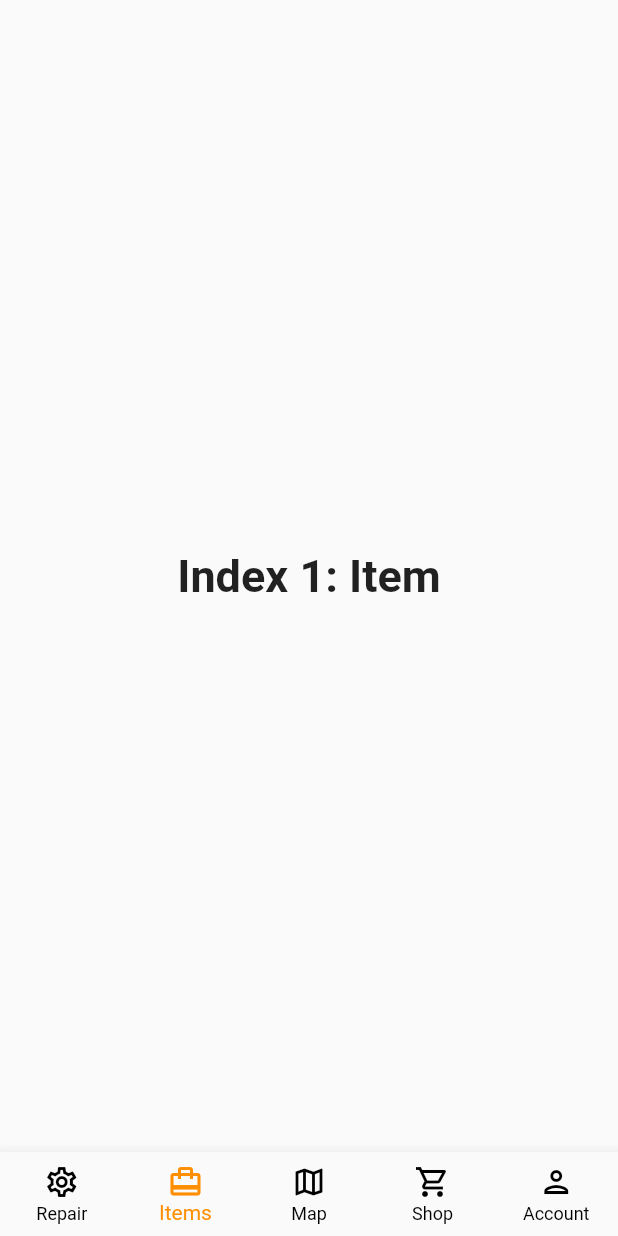
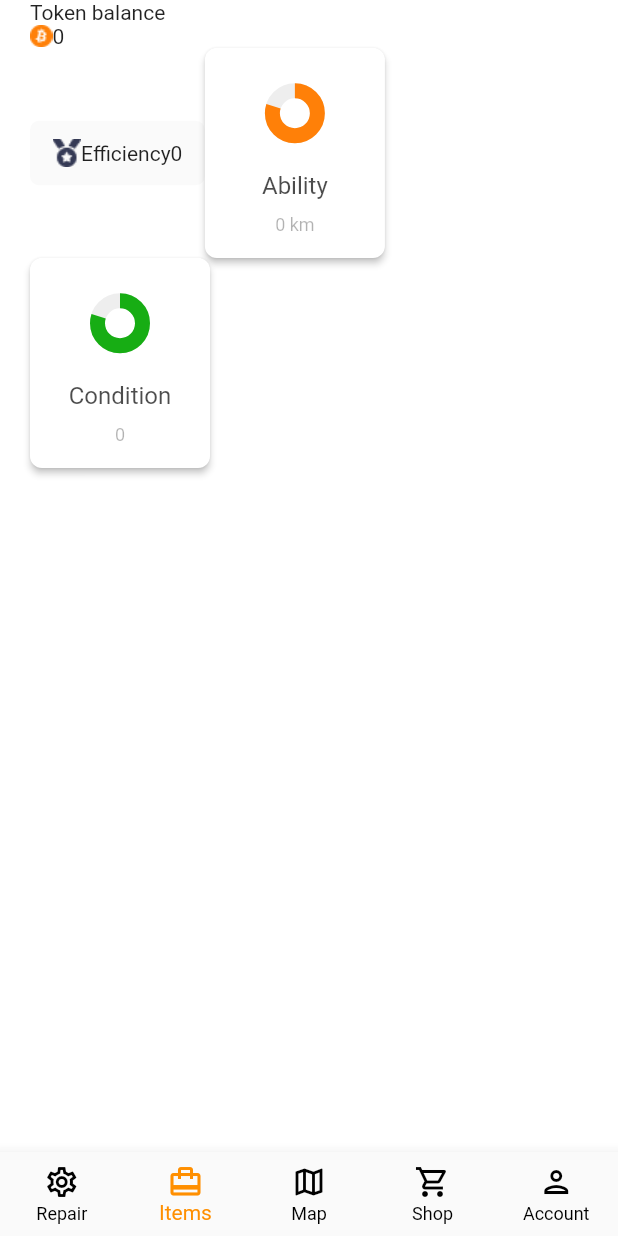
Before and after one commit to takayatomose/travel-token-mobile, a Flutter app: the MyStatefulWidget screen opened directly, item 2 of the bottom bar chosen, on a phone screen of 412 x 824 dp. Run offline on Flutter 3.47's test engine with Material 2 defaults, Android fonts, the light colour scheme and no system bars; drawn by our look-alikes of percent_indicator; our stand-ins replace bloc, firebase_core, firebase_crashlytics, flutter_bloc, flutter_dotenv, flutter_map and 5 more; missing offline and left inert: app_settings, flutter_map_marker_cluster, http_interceptor; accounts and stored records are empty; statements that could not run were skipped.

Commit message:
XTRIP-79 my items screen

```diff
--- a/lib/screens/home_screen.dart
+++ b/lib/screens/home_screen.dart
@@ -1,5 +1,6 @@
 import 'package:flutter/material.dart';
 import 'package:xtrip_mobile/screens/custom_map_screen.dart';
+import 'package:xtrip_mobile/screens/items/my_item_navigator.dart';
 import 'package:xtrip_mobile/screens/user_settings/user_navigation.dart';
 
 // void main() => runApp(const Home());
@@ -34,10 +35,7 @@ class _MyStatefulWidgetState extends State<MyStatefulWidget> {
       'Index 0: Repair',
       style: optionStyle,
     ),
-    Text(
-      'Index 1: Item',
-      style: optionStyle,
-    ),
+    MyItemNavigator(),
     CustomMap(),
     Text(
       'Index 3: Shop',
--- /dev/null
+++ b/lib/screens/items/my_item_navigator.dart
@@ -0,0 +1,13 @@
+import 'package:flutter/material.dart';
+import 'package:xtrip_mobile/screens/items/my_items_screen.dart';
+
+class MyItemNavigator extends StatelessWidget {
+  const MyItemNavigator({Key? key}) : super(key: key);
+
+  @override
+  Widget build(BuildContext context) {
+    return Navigator(
+      pages: [MaterialPage(child: MyItemsScreen())],
+    );
+  }
+}
--- /dev/null
+++ b/lib/screens/items/my_items_screen.dart
@@ -0,0 +1,73 @@
+import 'package:flutter/material.dart';
+import 'package:xtrip_mobile/widgets/map_bottom_sheet/map_bottom_sheet.dart';
+
+class MyItemsScreen extends StatelessWidget {
+  const MyItemsScreen({Key? key}) : super(key: key);
+
+  @override
+  Widget build(BuildContext context) {
+    return Scaffold(
+      backgroundColor: Colors.white,
+      body: Padding(
+        padding: const EdgeInsets.symmetric(horizontal: 20),
+        child: Column(
+          crossAxisAlignment: CrossAxisAlignment.start,
+          children: [
+            const Text("Token balance"),
+            Row(
+              children: const [
+                Image(image: AssetImage('assets/images/token_btc.png')),
+                Text('0')
+              ],
+            ),
+            Row(
+              children: [
+                Column(
+                  children: [
+                    Container(
+                      padding: const EdgeInsets.symmetric(
+                          vertical: 12, horizontal: 15),
+                      decoration: BoxDecoration(
+                          color: const Color.fromRGBO(250, 250, 250, 1),
+                          borderRadius: BorderRadius.circular(6)),
+                      child: Row(
+                        children: [
+                          Image(
+                              image: AssetImage(
+                                  'assets/images/efficiency_icon.png')),
+                          Text('Efficiency'),
+                          Text('0')
+                        ],
+                      ),
+                    )
+                  ],
+                ),
+                AbilityButton(
+                  text: 'Ability',
+                  detailText: '0 km',
+                  backgroundColor: const Color.fromRGBO(238, 238, 238, 1),
+                  progressColor: const Color.fromRGBO(255, 128, 8, 1),
+                  percent: 0.4,
+                  onPressed: () {},
+                )
+              ],
+            ),
+            Row(
+              children: [
+                Column(),
+                AbilityButton(
+                  text: 'Condition',
+                  detailText: '0',
+                  backgroundColor: const Color.fromRGBO(238, 238, 238, 1),
+                  progressColor: const Color.fromRGBO(23, 173, 20, 1),
+                  percent: 0.6,
+                  onPressed: () {},
+                )
+              ],
+            ),
+          ],
+        ),
+      ),
+    );
+  }
+}
--- a/lib/screens/user_settings/user_settings.dart
+++ b/lib/screens/user_settings/user_settings.dart
@@ -1,5 +1,3 @@
-import 'dart:ffi';
-
 import 'package:app_settings/app_settings.dart';
 import 'package:flutter/material.dart';
 import 'package:flutter_bloc/flutter_bloc.dart';
@@ -32,7 +30,6 @@ class _UserSettingsScreenState extends State<UserSettingsScreen> {
   Widget build(BuildContext context) {
     final SessionState sessionState =
         BlocProvider.of<SessionCubit>(context).state;
-    // final USCubit usCubit = BlocProvider.of<USCubit>(context);
     return BlocConsumer<USCubit, USState>(
       listener: (context, state) {},
       builder: (context, state) {
@@ -252,13 +249,12 @@ class _UserSettingsScreenState extends State<UserSettingsScreen> {
 
   String getWalletBalance(
       {required List<Wallet> wallets, required String token}) {
-    if (wallets == null || wallets.length == 0) {
+    if (wallets.isEmpty) {
       return '0';
     }
     final Wallet tokenWallet = wallets.firstWhere(
         (element) => element.token == token,
         orElse: () => Wallet(token: token, balance: 0));
-    if (tokenWallet == null) return '0';
-    return tokenWallet!.balance!.toString();
+    return tokenWallet.balance.toString();
   }
 }
```
Also changed, not shown: assets/images/efficiency_icon.png (added).
